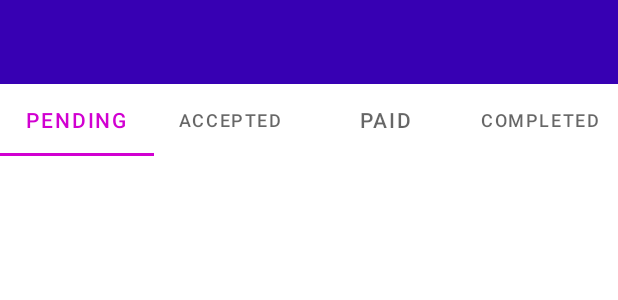
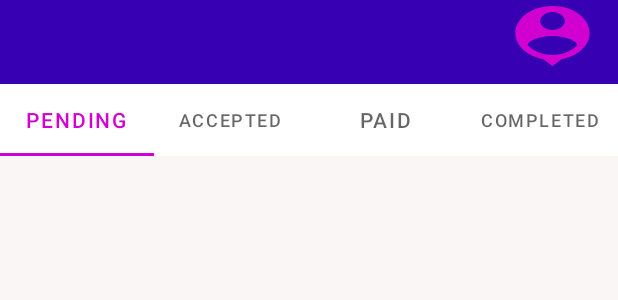
Before and after one commit to apoorvagarg98/Astrology, an Android app: the layout activity_select_client_requests.xml on its own in the app's theme, with its tools: preview values and no code run, on a phone screen of 412 x 824 dp. Shown: the top 300 px of the screen. Run offline under Robolectric (Android 15) with nearby library versions, the phone set to English and light mode, and no system bars; Roboto replaces fonts that are not available here.

Commit message:
expert profile page

```diff
--- /dev/null
+++ b/app/src/main/res/drawable/ic_profile.xml
@@ -0,0 +1,10 @@
+<vector xmlns:android="http://schemas.android.com/apk/res/android"
+    android:width="24dp"
+    android:height="24dp"
+    android:viewportWidth="24"
+    android:viewportHeight="24"
+    android:tint="?attr/colorControlNormal">
+  <path
+      android:fillColor="@android:color/white"
+      android:pathData="M12,2c-4.97,0 -9,4.03 -9,9 0,4.17 2.84,7.67 6.69,8.69L12,22l2.31,-2.31C18.16,18.67 21,15.17 21,11c0,-4.97 -4.03,-9 -9,-9zM12,4c1.66,0 3,1.34 3,3s-1.34,3 -3,3 -3,-1.34 -3,-3 1.34,-3 3,-3zM12,18.3c-2.5,0 -4.71,-1.28 -6,-3.22 0.03,-1.99 4,-3.08 6,-3.08 1.99,0 5.97,1.09 6,3.08 -1.29,1.94 -3.5,3.22 -6,3.22z"/>
+</vector>
--- a/app/src/main/res/layout/activity_select_client_requests.xml
+++ b/app/src/main/res/layout/activity_select_client_requests.xml
@@ -1,11 +1,18 @@
 <?xml version="1.0" encoding="utf-8"?>
-<LinearLayout xmlns:android="http://schemas.android.com/apk/res/android"
+<androidx.constraintlayout.widget.ConstraintLayout xmlns:android="http://schemas.android.com/apk/res/android"
     xmlns:app="http://schemas.android.com/apk/res-auto"
     xmlns:tools="http://schemas.android.com/tools"
     android:layout_width="match_parent"
     android:layout_height="match_parent"
-    android:orientation="vertical"
+
+    android:background="#FAF6F6"
     tools:context=".Activities.selectClientRequests">
+
+    <LinearLayout
+        android:id="@+id/linearLayout"
+        android:layout_width="match_parent"
+        android:layout_height="match_parent"
+        android:orientation="vertical">
 
         <androidx.appcompat.widget.Toolbar
             android:id="@+id/toolbar2"
@@ -50,3 +57,21 @@
         </androidx.viewpager2.widget.ViewPager2>
 
     </LinearLayout>
+
+    <Button
+        android:id="@+id/openProfile"
+        android:layout_width="66dp"
+        android:layout_height="48dp"
+        android:background="@drawable/ic_profile"
+        android:backgroundTint="#E6E2E2"
+        android:theme="@style/Animation.Design.BottomSheetDialog"
+        app:layout_constraintBottom_toBottomOf="@+id/linearLayout"
+        app:layout_constraintEnd_toEndOf="parent"
+        app:layout_constraintHorizontal_bias="0.97"
+        app:layout_constraintStart_toStartOf="parent"
+        app:layout_constraintTop_toTopOf="@+id/linearLayout"
+        app:layout_constraintVertical_bias="0.0"
+        app:strokeColor="#F1ECEC" />
+
+
+</androidx.constraintlayout.widget.ConstraintLayout>
--- a/app/src/main/res/values/strings.xml
+++ b/app/src/main/res/values/strings.xml
@@ -14,6 +14,10 @@
         <item>Palmist</item>
         <item>Hindu Rituals</item>
     </string-array>
+    <string-array name="request">
+        <item>Accept</item>
+        <item>Decline</item>
+    </string-array>
     <!-- TODO: Remove or change this placeholder text -->
     <string name="hello_blank_fragment">Hello blank fragment</string>
 
--- a/build.gradle
+++ b/build.gradle
@@ -14,6 +14,8 @@ buildscript {
     }
 }
 
+
+
 task clean(type: Delete) {
     delete rootProject.buildDir
 }
--- a/settings.gradle
+++ b/settings.gradle
@@ -3,9 +3,7 @@ dependencyResolutionManagement {
     repositories {
         google()
         mavenCentral()
-       // jcenter() // Warning: this repository is going to shut down soon
-   maven {url "https ://jitpack.io"}
-
+        jcenter() // Warning: this repository is going to shut down soon
     }
 }
 rootProject.name = "Astrology"
```
Also changed, not shown: app/build.gradle (+1 -7 lines), app/src/main/AndroidManifest.xml (+7 -6 lines), app/src/main/java/com/example/astrology/Activities/ExpertProfile.java (added, +122 -0 lines), app/src/main/java/com/example/astrology/Activities/MainActivity.java (+16 -0 lines), app/src/main/java/com/example/astrology/Activities/selectClientRequests.java (+9 -19 lines), app/src/main/res/layout/activity_expert_profile.xml (added, +70 -0 lines), app/src/main/res/layout/activity_main.xml (+19 -102 lines). Lines whose indentation alone changed are shown as unchanged.
